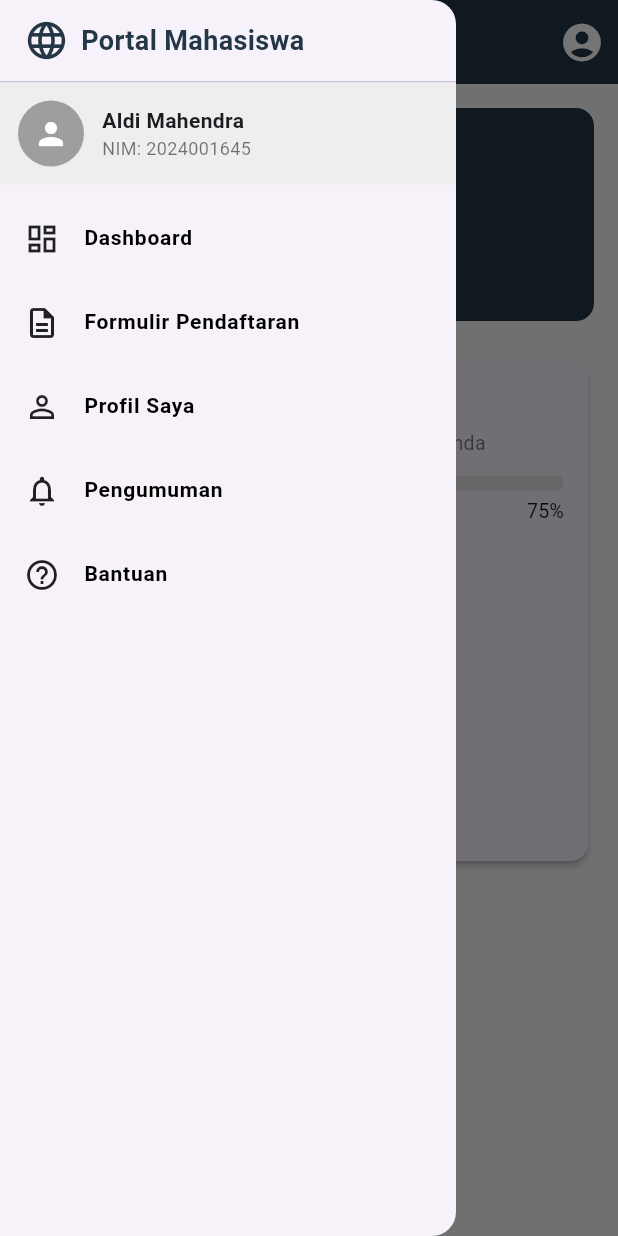
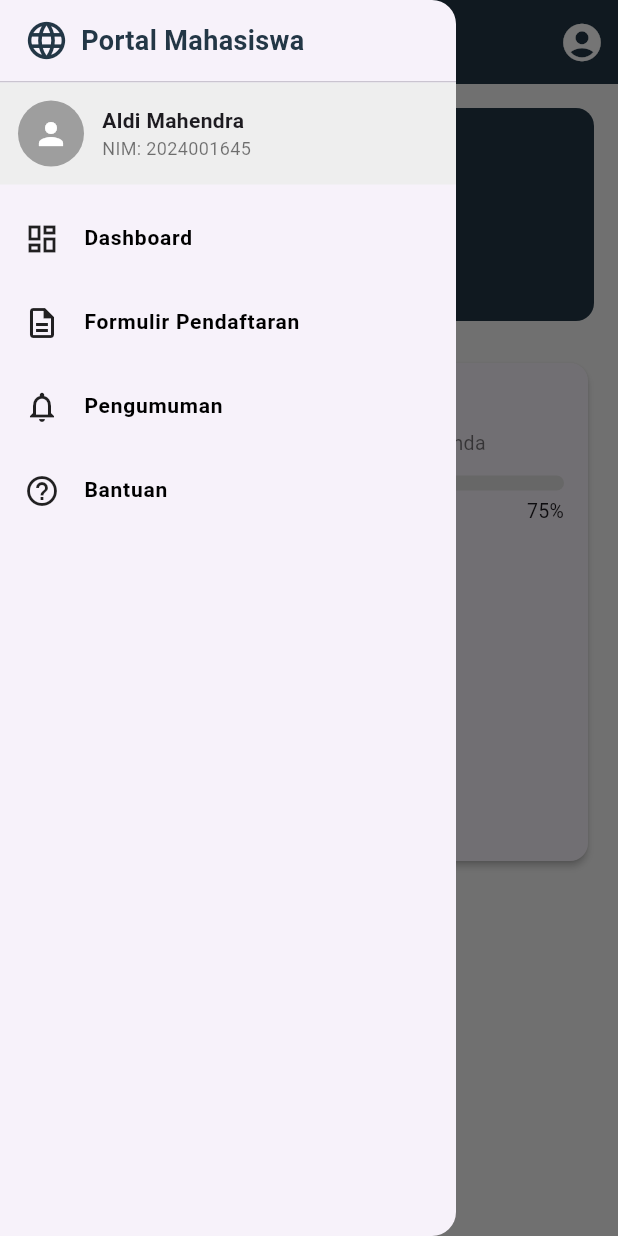
Before and after one commit to Dnoirzz/Project_5c, a Flutter app: the screen it shows after launch, with the side drawer open, on a phone screen of 412 x 824 dp. Run offline on Flutter 3.47's test engine with Material 3 defaults, Android fonts, the light colour scheme and no system bars.

Commit message:
update dashboard

```diff
--- a/lib/dashboard_page.dart
+++ b/lib/dashboard_page.dart
@@ -179,12 +179,6 @@ class DashboardPage extends StatelessWidget {
                       icon: Icons.description_outlined,
                       title: 'Formulir Pendaftaran',
                       bold : true,
-                      onTap: () {},
-                    ),
-                    _buildDrawerItem(
-                      icon: Icons.person_outline,
-                      title: 'Profil Saya',
-                      bold: true,
                       onTap: () {},
                     ),
                     _buildDrawerItem(
```
